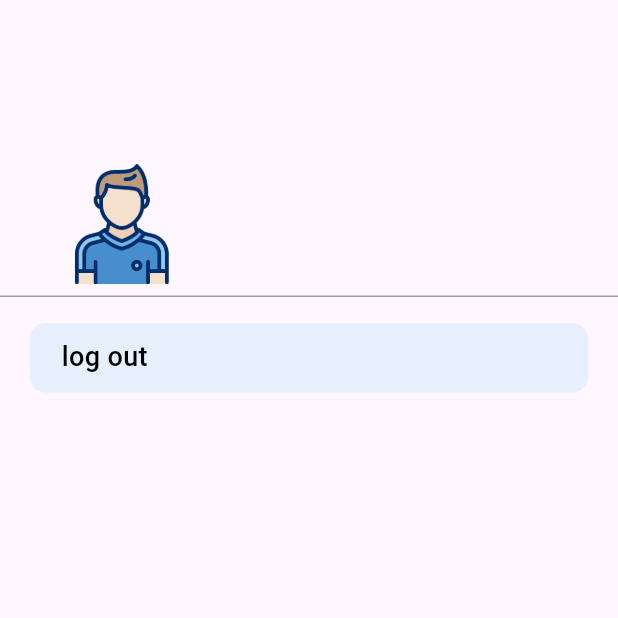
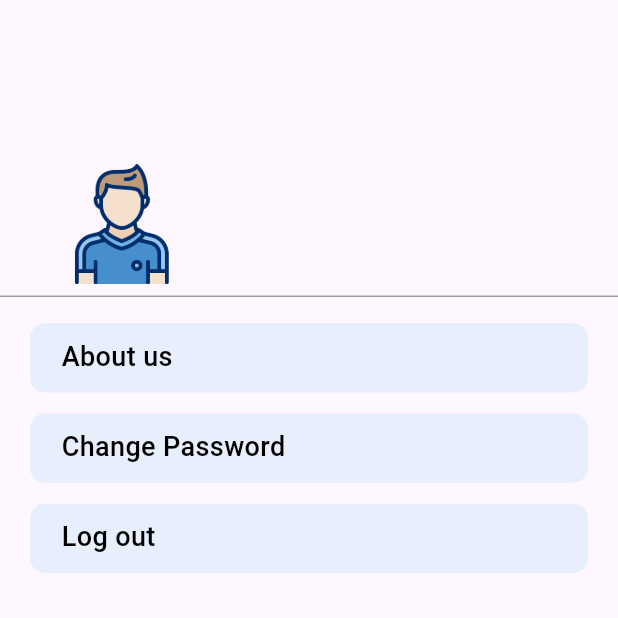
Before and after one commit to Dohaibrahim/book_and_play, a Flutter app: the SettingsView screen opened directly, on a phone screen of 412 x 824 dp, the top half of it. Run offline on Flutter 3.47's test engine with Material 3 defaults, Android fonts, the phone set to English and light mode, and no system bars; our stand-ins replace country_picker, dartz, dio, flutter_bloc, geolocator, get_it and 3 more; accounts and stored records are empty; statements that could not run were skipped.

Commit message:
added settings items

```diff
--- a/lib/core/routing/app_router.dart
+++ b/lib/core/routing/app_router.dart
@@ -11,6 +11,7 @@ import 'package:book_and_play/features/user/home/presentation/home_view.dart';
 import 'package:book_and_play/features/user/Bottom_nav/presentation/bottom_nav_view.dart';
 import 'package:book_and_play/features/onboarding/presentation/onboarding_view.dart';
 import 'package:book_and_play/features/owner/owner_home/presentation/owner_home_view.dart';
+import 'package:book_and_play/features/user/settings/presentation/about_us_view.dart';
 import 'package:book_and_play/features/user/user_booking/presentation/user_booked_field_view.dart';
 import 'package:book_and_play/features/user/user_booking/presentation/user_booking_view.dart';
 import 'package:flutter/material.dart';
@@ -70,6 +71,8 @@ class AppRouter {
         return MaterialPageRoute(builder: (_) => AddFieldView());
       case Routes.pickLocationView:
         return MaterialPageRoute<LatLng>(builder: (_) => PickLocationView());
+      case Routes.aboutUsView:
+        return MaterialPageRoute(builder: (_) => AboutUsView());
     }
     return null;
   }
--- a/lib/core/routing/routes.dart
+++ b/lib/core/routing/routes.dart
@@ -13,4 +13,5 @@ class Routes {
   static const String bookNowView = '/bookNowView';
   static const String addFieldView = '/addFieldView';
   static const String pickLocationView = '/pickLocationView';
+  static const String aboutUsView = '/aboutUsView';
 }
--- a/lib/features/owner/add_field/presentation/widgets/add_field_view_body.dart
+++ b/lib/features/owner/add_field/presentation/widgets/add_field_view_body.dart
@@ -1,6 +1,5 @@
 import 'dart:developer';
 import 'dart:io';
-
 import 'package:book_and_play/core/routing/routes.dart';
 import 'package:book_and_play/core/theme/color_manager.dart';
 import 'package:book_and_play/core/widgets/app_button.dart';
@@ -180,7 +179,7 @@ class _AddFieldViewBodyState extends State<AddFieldViewBody> {
               AppButton(
                 onPressed: () {
                   log(
-                    '${countryName} , ${capacityNumber} , ${fieldName} , ${cityName} , ${longtiude} , ${latitude}',
+                    '$countryName , $capacityNumber , $fieldName , $cityName , $longtiude , $latitude',
                   );
                 },
                 text: 'Add Football Field',
--- a/lib/features/owner/add_field/presentation/widgets/pick_location_view_body.dart
+++ b/lib/features/owner/add_field/presentation/widgets/pick_location_view_body.dart
@@ -75,7 +75,6 @@ class _PickLocationViewBodyState extends State<PickLocationViewBody> {
   Future<bool> checkAndRequestLoactionPermission() async {
     permissionStatus = await Geolocator.checkPermission();
     log("Permission status before: $permissionStatus");
-    //log(permissionStatus.toString());
     if (permissionStatus == LocationPermission.deniedForever) {
       return false;
     } else if (permissionStatus == LocationPermission.denied) {
@@ -90,7 +89,7 @@ class _PickLocationViewBodyState extends State<PickLocationViewBody> {
   @override
   void dispose() {
     googleMapController?.dispose();
-    _searchController?.dispose();
+    _searchController.dispose();
     super.dispose();
   }
 
--- /dev/null
+++ b/lib/features/user/settings/presentation/widgets/settings_item.dart
@@ -0,0 +1,38 @@
+import 'package:book_and_play/core/theme/text_styles.dart';
+import 'package:flutter/material.dart';
+
+class SettingsIcon extends StatelessWidget {
+  const SettingsIcon({
+    super.key,
+    required this.screenHeight,
+    required this.text,
+    required this.onTap,
+  });
+
+  final double screenHeight;
+  final String text;
+  final void Function()? onTap;
+
+  @override
+  Widget build(BuildContext context) {
+    return Container(
+      padding: EdgeInsets.symmetric(
+        horizontal: 20,
+        vertical: screenHeight * 0.01,
+      ),
+      height: screenHeight * 0.056,
+      decoration: BoxDecoration(
+        color: Color(0xffE7EFFD),
+        border: Border.all(color: Colors.transparent),
+        borderRadius: BorderRadius.circular(10),
+      ),
+      child: GestureDetector(
+        onTap: onTap,
+        child: Text(
+          text,
+          style: TextStyles.font14BlackMedium.copyWith(fontSize: 18),
+        ),
+      ),
+    );
+  }
+}
--- a/lib/features/user/settings/presentation/widgets/settings_view_body.dart
+++ b/lib/features/user/settings/presentation/widgets/settings_view_body.dart
@@ -2,6 +2,7 @@ import 'package:book_and_play/core/routing/routes.dart';
 import 'package:book_and_play/core/theme/text_styles.dart';
 import 'package:book_and_play/core/utils/constant.dart';
 import 'package:book_and_play/core/utils/shared_pref.dart';
+import 'package:book_and_play/features/user/settings/presentation/widgets/settings_item.dart';
 import 'package:flutter/material.dart';
 
 class SettingsViewBody extends StatelessWidget {
@@ -65,25 +66,24 @@ class SettingsViewBody extends StatelessWidget {
               SizedBox(height: 10),
               Padding(
                 padding: EdgeInsets.symmetric(horizontal: 20),
-                child: Container(
-                  padding: EdgeInsets.symmetric(
-                    horizontal: 20,
-                    vertical: screenHeight * 0.01,
+                child: Column(
+                  crossAxisAlignment: CrossAxisAlignment.stretch,
+                  children: [
+                    SettingsIcon(
+                      onTap: () {
+                        Navigator.pushNamed(context, Routes.aboutUsView);
+                      },
+                      screenHeight: screenHeight,
+                      text: 'About us',
                     ),
-                  height: screenHeight * 0.056,
-                  //width: screenWidth * 0.80,
-                  decoration: BoxDecoration(
-                    color: Color(0xffE7EFFD),
-                    border: Border.all(color: Colors.transparent),
-                    borderRadius: BorderRadius.circular(10),
+                    SizedBox(height: screenHeight * 0.017),
+                    SettingsIcon(
+                      screenHeight: screenHeight,
+                      text: 'Change Password',
+                      onTap: () {},
                     ),
-                  child: GestureDetector(
-                    child: Text(
-                      'log out',
-                      style: TextStyles.font14BlackMedium.copyWith(
-                        fontSize: 18,
-                      ),
-                    ),
+                    SizedBox(height: screenHeight * 0.017),
+                    SettingsIcon(
                       onTap: () async {
                         await SharedPrefHelper.removeData(
                           SharedPrefKeys.userToken,
@@ -95,7 +95,11 @@ class SettingsViewBody extends StatelessWidget {
                           (Route<dynamic> route) => false,
                         );
                       },
+                      screenHeight: screenHeight,
+                      text: 'Log out',
                     ),
+                    SizedBox(height: screenHeight * 0.017),
+                  ],
                 ),
               ),
             ],
```
Also changed, not shown: lib/features/user/settings/presentation/about_us_view.dart (added, +23 -0 lines), lib/features/user/settings/presentation/widgets/about_us_view_body.dart (added, +48 -0 lines). Lines whose indentation alone changed are shown as unchanged.
